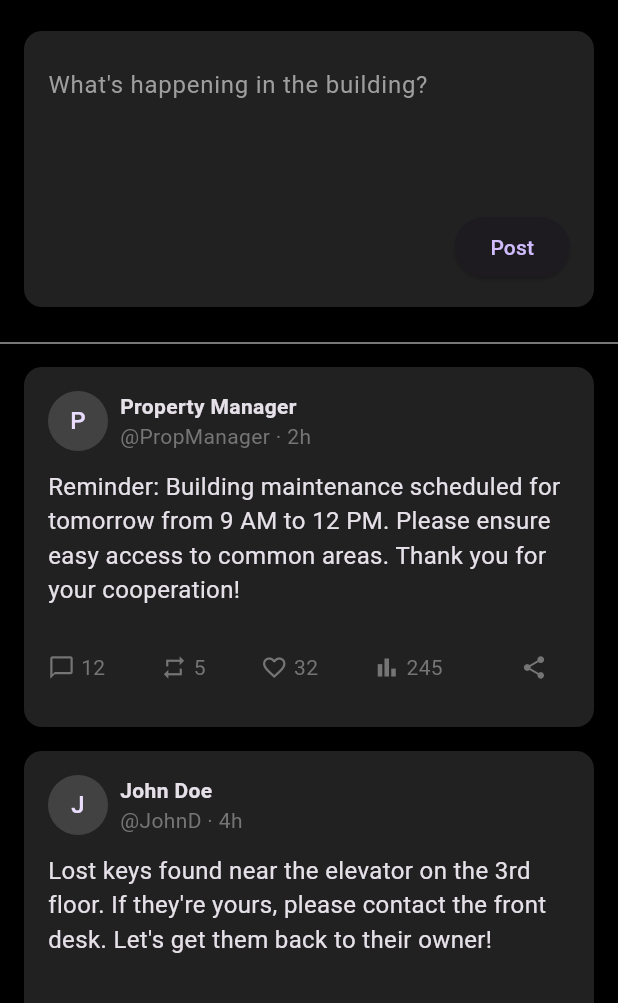
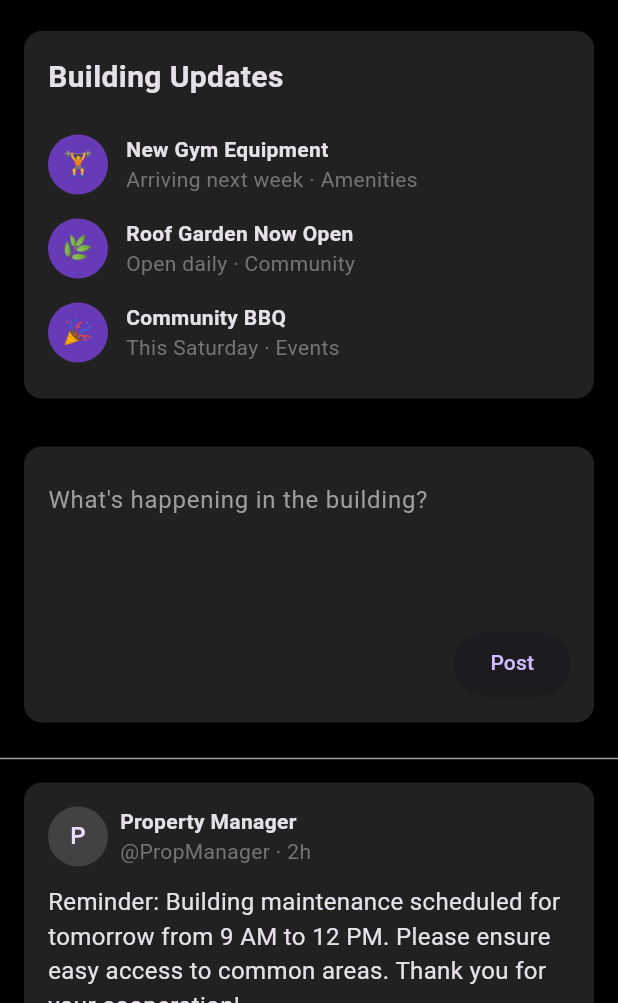
Before and after one commit to adhfarg/buildingmanagement, a Flutter app: the screen it shows after launch, on a phone screen of 412 x 824 dp, the part 233-1236 px from its top. Run offline on Flutter 3.47's test engine with Material 3 defaults, Android fonts, the phone set to English and light mode, and no system bars; our stand-ins replace shared_preferences.

Commit message:
Home Page Layout Update

```diff
--- a/lib/widgets/main_feed.dart
+++ b/lib/widgets/main_feed.dart
@@ -16,16 +16,6 @@ class MainFeed extends StatelessWidget {
       builder: (context, postModel, child) {
         return ListView(
           children: [
-            const PostComposer(),
-            const Divider(color: Colors.grey),
-            // Posts
-            ...List.generate(
-              postModel.posts.length,
-              (index) => PostWidget(
-                index: index,
-                post: postModel.posts[index],
-              ),
-            ),
             // Building Updates Section
             Card(
               color: Colors.grey[900],
@@ -62,7 +52,18 @@ class MainFeed extends StatelessWidget {
                 ),
               ),
             ),
-            // Active Residents Section
+            // Post Composer
+            const PostComposer(),
+            const Divider(color: Colors.grey),
+            // Posts
+            ...List.generate(
+              postModel.posts.length,
+              (index) => PostWidget(
+                index: index,
+                post: postModel.posts[index],
+              ),
+            ),
+            // Active Residents Section at the bottom
             Card(
               color: Colors.grey[900],
               margin: const EdgeInsets.all(16),
@@ -71,12 +72,25 @@ class MainFeed extends StatelessWidget {
                 child: Column(
                   crossAxisAlignment: CrossAxisAlignment.start,
                   children: [
+                    Row(
+                      children: [
                         const Text(
                           'Active Residents',
                           style: TextStyle(
                             fontSize: 20,
                             fontWeight: FontWeight.bold,
                           ),
+                        ),
+                        const SizedBox(width: 8),
+                        Container(
+                          width: 8,
+                          height: 8,
+                          decoration: const BoxDecoration(
+                            color: Colors.green,
+                            shape: BoxShape.circle,
+                          ),
+                        ),
+                      ],
                     ),
                     const SizedBox(height: 16),
                     Wrap(
```
Lines whose indentation alone changed are shown as unchanged.
